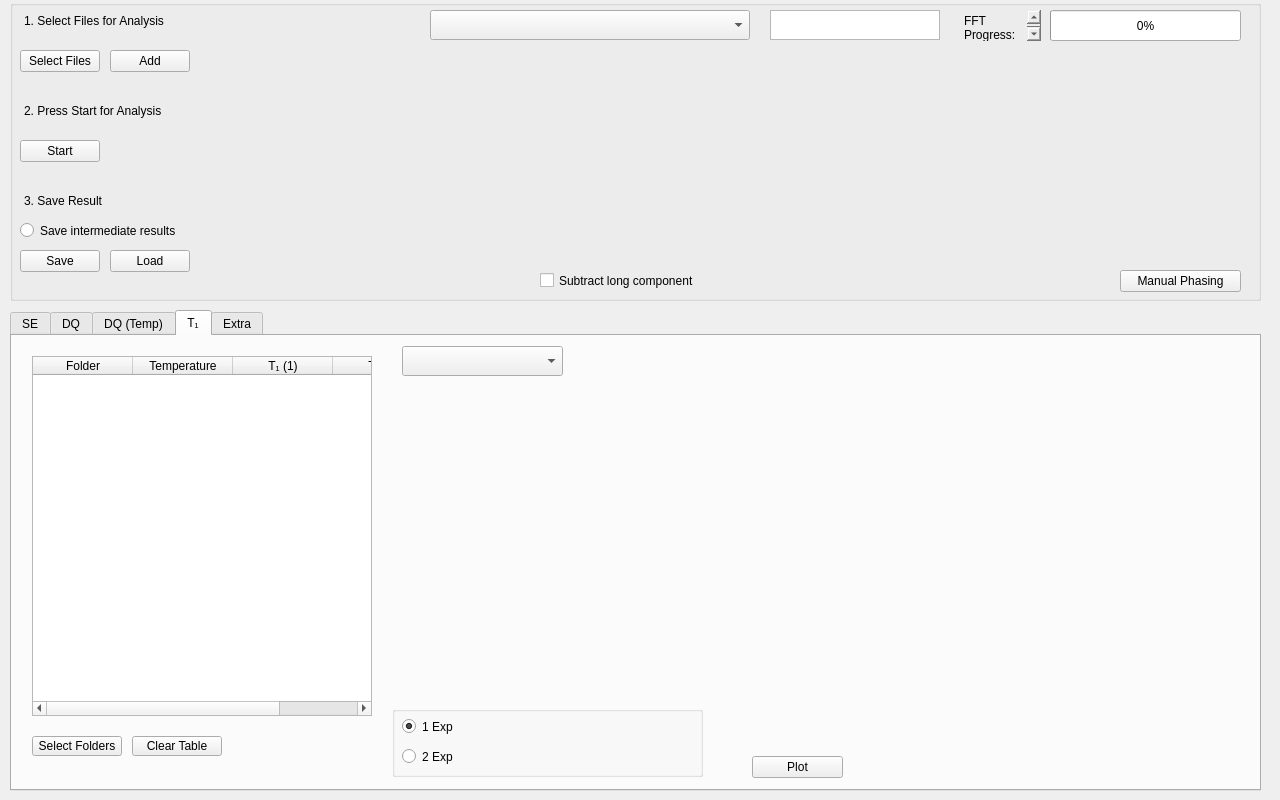
Above: form.ui from timesama/M2-Approach before the change. Below: the same form after it.
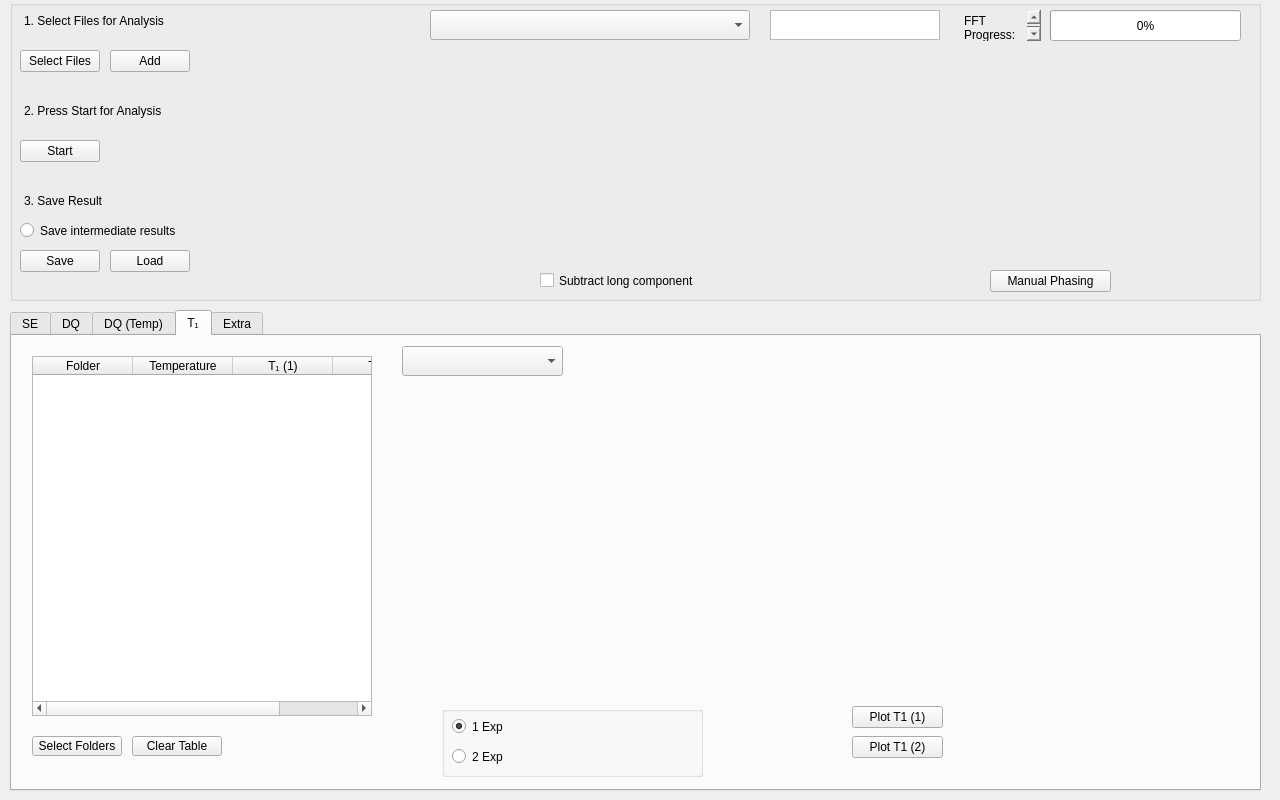
That is the form after the change. Icons and pictures are not drawn. Custom widgets are drawn as their Qt base class.

Commit message: 2Exp button added

```diff
--- a/form.ui
+++ b/form.ui
@@ -940,14 +940,14 @@
      <widget class="QPushButton" name="btn_Plot">
       <property name="geometry">
        <rect>
-        <x>740</x>
-        <y>420</y>
+        <x>840</x>
+        <y>370</y>
         <width>91</width>
         <height>22</height>
        </rect>
       </property>
       <property name="text">
-       <string>Plot</string>
+       <string>Plot T1 (1)</string>
       </property>
      </widget>
      <widget class="PlotWidget" name="T1_Widget_2" native="true">
@@ -966,9 +966,9 @@
      <widget class="QGroupBox" name="groupBox_equations">
       <property name="geometry">
        <rect>
-        <x>380</x>
+        <x>430</x>
         <y>370</y>
-        <width>311</width>
+        <width>261</width>
         <height>71</height>
        </rect>
       </property>
@@ -1007,9 +1007,9 @@
       <widget class="QTextEdit" name="textEdit_T1">
        <property name="geometry">
         <rect>
-         <x>80</x>
+         <x>90</x>
          <y>10</y>
-         <width>221</width>
+         <width>161</width>
          <height>51</height>
         </rect>
        </property>
@@ -1068,6 +1068,19 @@
        <string>Choose File for Analysis</string>
       </property>
      </widget>
+     <widget class="QPushButton" name="btn_Plot2">
+      <property name="geometry">
+       <rect>
+        <x>840</x>
+        <y>400</y>
+        <width>91</width>
+        <height>22</height>
+       </rect>
+      </property>
+      <property name="text">
+       <string>Plot T1 (2)</string>
+      </property>
+     </widget>
     </widget>
     <widget class="QWidget" name="tab_last">
      <attribute name="title">
@@ -1299,7 +1312,7 @@
     <widget class="QPushButton" name="btn_Phasing">
      <property name="geometry">
       <rect>
-       <x>1110</x>
+       <x>980</x>
        <y>270</y>
        <width>121</width>
        <height>22</height>
```
Left out of the diff: 2 changed lines with no effect on the pictures. The commit also changes 1 other file.
